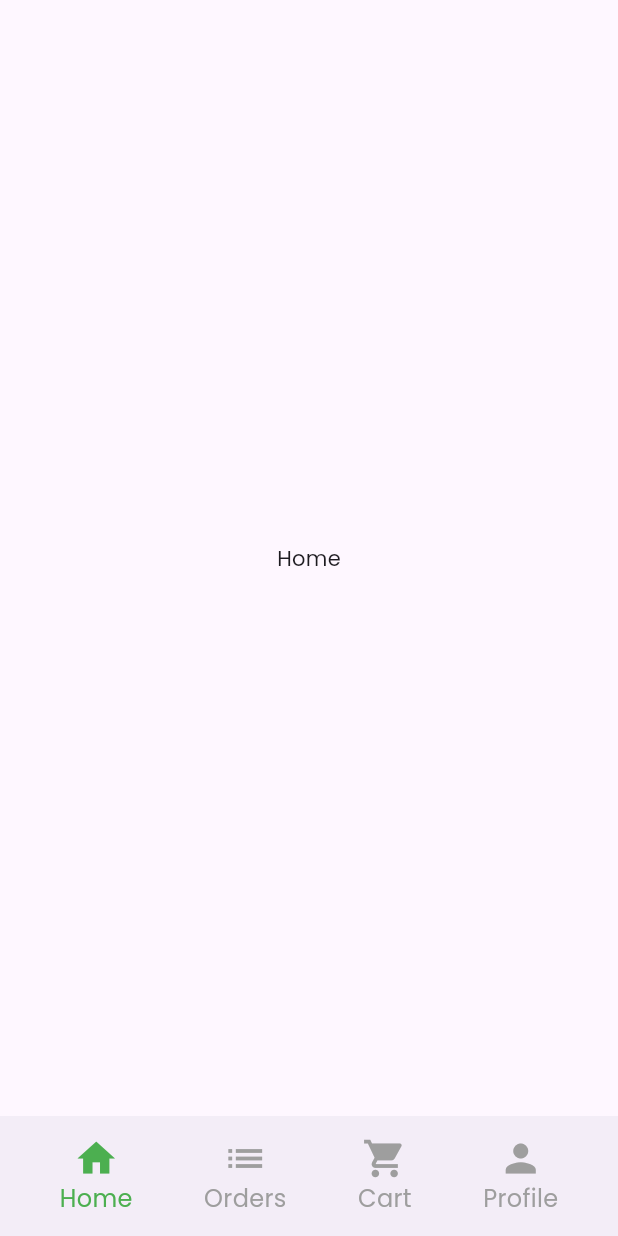
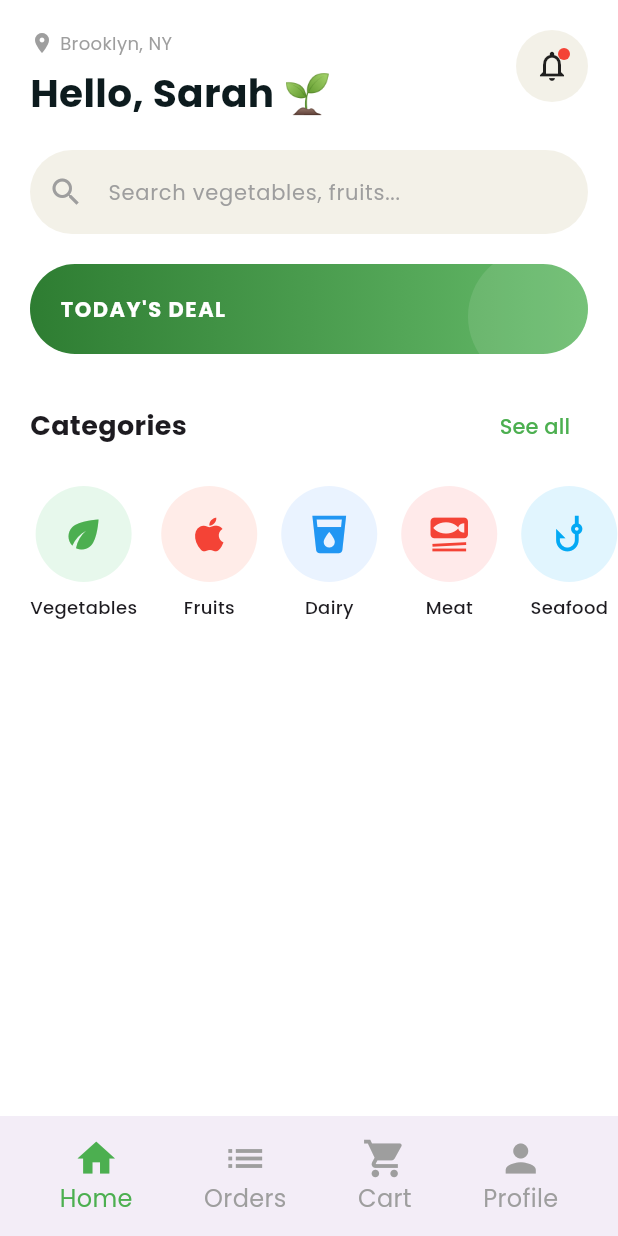
Before and after one commit to dipchaudhary947/Cropify, a Flutter app: the HomeScreen screen opened by its route, on a phone screen of 412 x 824 dp. Run offline on Flutter 3.47's test engine with Material 3 defaults, Android fonts, the phone set to English and light mode, and no system bars; our stand-ins replace flutter_riverpod, go_router, google_fonts, lottie, shared_preferences; accounts and stored records are empty.

Commit message:
create a categories acreen

```diff
--- a/lib/core/constants/app_colors.dart
+++ b/lib/core/constants/app_colors.dart
@@ -9,6 +9,7 @@ class AppColors {
   static const grey = Color(0xFF777777);
   static const border = Color(0xFFE0E0E0);
   static const lightGreen = Color(0xFFDFF5DF);
+  static const searchBg = Color(0xFFF3F1E8);
 }
 
 class AppColorsDark {
--- a/lib/features/auth/views/widgets/role_selector.dart
+++ b/lib/features/auth/views/widgets/role_selector.dart
@@ -60,7 +60,7 @@ class RoleSelector extends ConsumerWidget {
 
                   Text(
                     role.subtitle,
-                    style: const TextStyle(fontSize: 12, color: AppColors.grey),
+                    style: const TextStyle(fontSize: 10, color: AppColors.grey),
                   ),
                 ],
               ),
--- a/lib/features/onboarding/views/screens/onboarding_screen.dart
+++ b/lib/features/onboarding/views/screens/onboarding_screen.dart
@@ -61,7 +61,7 @@ class _OnboardingScreenState extends State<OnboardingScreen> {
   Widget build(BuildContext context) {
     return Scaffold(
       body: Padding(
-        padding: const EdgeInsets.symmetric(horizontal: 30, vertical: 50),
+        padding: const EdgeInsets.symmetric(horizontal: 30, vertical: 80),
         child: Column(
           spacing: 20,
           children: [
--- /dev/null
+++ b/lib/features/roles/customer/customer_bottom_nav/home/model/category_model.dart
@@ -0,0 +1,17 @@
+import 'package:flutter/material.dart';
+
+class CategoryModel {
+  final String title;
+  final IconData icon;
+  final Color bgColor;
+  final Color iconColor;
+  final int itemCount;
+
+  CategoryModel({
+    required this.title,
+    required this.icon,
+    required this.bgColor,
+    required this.iconColor,
+    required this.itemCount,
+  });
+}
--- /dev/null
+++ b/lib/features/roles/customer/customer_bottom_nav/home/views/screens/all_categories_screen.dart
@@ -0,0 +1,83 @@
+import 'package:flutter/material.dart';
+
+import '../../model/category_model.dart';
+
+class AllCategoriesScreen extends StatelessWidget {
+  final List<CategoryModel> categories;
+
+  const AllCategoriesScreen({super.key, required this.categories});
+
+  @override
+  Widget build(BuildContext context) {
+    return Scaffold(
+      appBar: AppBar(title: const Text("All Categories")),
+
+      body: Padding(
+        padding: const EdgeInsets.all(20),
+        child: GridView.builder(
+          itemCount: categories.length,
+          gridDelegate: const SliverGridDelegateWithFixedCrossAxisCount(
+            crossAxisCount: 2,
+            crossAxisSpacing: 16,
+            mainAxisSpacing: 16,
+            childAspectRatio: 0.95,
+          ),
+          itemBuilder: (context, index) {
+            final category = categories[index];
+
+            return Container(
+              padding: const EdgeInsets.all(16),
+              decoration: BoxDecoration(
+                color: Colors.white,
+                borderRadius: BorderRadius.circular(20),
+                boxShadow: [
+                  BoxShadow(
+                    color: Colors.black.withOpacity(0.05),
+                    blurRadius: 10,
+                    offset: const Offset(0, 4),
+                  ),
+                ],
+              ),
+
+              child: Column(
+                mainAxisAlignment: MainAxisAlignment.center,
+                children: [
+                  Container(
+                    width: 70,
+                    height: 70,
+                    decoration: BoxDecoration(
+                      color: category.bgColor,
+                      shape: BoxShape.circle,
+                    ),
+                    child: Icon(
+                      category.icon,
+                      color: category.iconColor,
+                      size: 34,
+                    ),
+                  ),
+
+                  const SizedBox(height: 14),
+
+                  Text(
+                    category.title,
+                    style: const TextStyle(
+                      fontSize: 16,
+                      fontWeight: FontWeight.w600,
+                    ),
+                  ),
+
+                  const SizedBox(height: 6),
+
+                  Text(
+                    "${category.itemCount} Items",
+                    style: TextStyle(fontSize: 13, color: Colors.grey.shade600),
+                  ),
+                ],
+              ),
+            );
+          },
+        ),
+      ),
+    );
+  }
+}
--- /dev/null
+++ b/lib/features/roles/customer/customer_bottom_nav/home/views/screens/home_screen.dart
@@ -0,0 +1,45 @@
+import 'package:cropify_app/features/roles/customer/customer_bottom_nav/home/views/widgets/categories_section.dart';
+import 'package:cropify_app/features/roles/customer/customer_bottom_nav/home/views/widgets/deal_banner.dart';
+import 'package:cropify_app/features/roles/customer/customer_bottom_nav/home/views/widgets/home_header.dart';
+import 'package:cropify_app/features/roles/customer/customer_bottom_nav/home/views/widgets/search_field.dart';
+import 'package:flutter/material.dart';
+
+class HomeScreen extends StatelessWidget {
+  HomeScreen({super.key});
+
+  final TextEditingController searchController = TextEditingController();
+
+  @override
+  Widget build(BuildContext context) {
+    return Scaffold(
+      backgroundColor: Colors.white,
+
+      body: SafeArea(
+        child: Column(
+          children: [
+            const Padding(padding: EdgeInsets.all(20), child: HomeHeader()),
+
+            Padding(
+              padding: const EdgeInsets.symmetric(horizontal: 20),
+              child: SearchField(
+                controller: searchController,
+                hintText: "Search vegetables, fruits...",
+              ),
+            ),
+
+            const SizedBox(height: 20),
+
+            const Padding(
+              padding: EdgeInsets.symmetric(horizontal: 20),
+              child: DealBanner(),
+            ),
+
+            const SizedBox(height: 24),
+
+            CategoriesSection(),
+          ],
+        ),
+      ),
+    );
+  }
+}
--- /dev/null
+++ b/lib/features/roles/customer/customer_bottom_nav/home/views/widgets/categories_section.dart
@@ -0,0 +1,111 @@
+import 'package:cropify_app/routes/route_names.dart';
+import 'package:flutter/material.dart';
+import 'package:go_router/go_router.dart';
+
+import '../../model/category_model.dart';
+import '../screens/all_categories_screen.dart';
+import 'category_item.dart';
+
+class CategoriesSection extends StatelessWidget {
+  const CategoriesSection({super.key});
+
+  @override
+  Widget build(BuildContext context) {
+    final categories = [
+      CategoryModel(
+        title: "Vegetables",
+        icon: Icons.eco,
+        bgColor: const Color(0xFFE7F8EC),
+        iconColor: Colors.green,
+        itemCount: 120,
+      ),
+
+      CategoryModel(
+        title: "Fruits",
+        icon: Icons.apple,
+        bgColor: const Color(0xFFFFECE8),
+        iconColor: Colors.red,
+        itemCount: 80,
+      ),
+
+      CategoryModel(
+        title: "Dairy",
+        icon: Icons.local_drink,
+        bgColor: const Color(0xFFEAF3FF),
+        iconColor: Colors.blue,
+        itemCount: 45,
+      ),
+
+      CategoryModel(
+        title: "Meat",
+        icon: Icons.set_meal,
+        bgColor: const Color(0xFFFFEAEA),
+        iconColor: Colors.red,
+        itemCount: 30,
+      ),
+
+      CategoryModel(
+        title: "Seafood",
+        icon: Icons.phishing,
+        bgColor: const Color(0xFFE1F5FE),
+        iconColor: Colors.lightBlue,
+        itemCount: 25,
+      ),
+
+      CategoryModel(
+        title: "Others",
+        icon: Icons.rice_bowl,
+        bgColor: const Color(0xFFFFF4DD),
+        iconColor: Colors.orange,
+        itemCount: 60,
+      ),
+    ];
+
+    return Column(
+      children: [
+        /// Header
+        Padding(
+          padding: const EdgeInsets.symmetric(horizontal: 20),
+          child: Row(
+            mainAxisAlignment: MainAxisAlignment.spaceBetween,
+            children: [
+              const Text(
+                "Categories",
+                style: TextStyle(fontSize: 18, fontWeight: FontWeight.bold),
+              ),
+
+              TextButton(
+                onPressed: () {
+                  context.pushNamed(
+                    RouteNames.allCategories,
+                    extra: categories,
+                  );
+                },
+                child: const Text(
+                  "See all",
+                  style: TextStyle(color: Colors.green),
+                ),
+              ),
+            ],
+          ),
+        ),
+
+        const SizedBox(height: 16),
+
+        /// Horizontal Categories
+        SingleChildScrollView(
+          scrollDirection: Axis.horizontal,
+          padding: const EdgeInsets.symmetric(horizontal: 20),
+          child: Row(
+            children: categories.map((category) {
+              return Padding(
+                padding: const EdgeInsets.only(right: 16),
+                child: CategoryItem(category: category),
+              );
+            }).toList(),
+          ),
+        ),
+      ],
+    );
+  }
+}
--- /dev/null
+++ b/lib/features/roles/customer/customer_bottom_nav/home/views/widgets/category_item.dart
@@ -0,0 +1,37 @@
+import 'package:flutter/material.dart';
+
+import '../../model/category_model.dart';
+
+class CategoryItem extends StatelessWidget {
+  final CategoryModel category;
+  final VoidCallback? onTap;
+
+  const CategoryItem({super.key, required this.category, this.onTap});
+
+  @override
+  Widget build(BuildContext context) {
+    return GestureDetector(
+      onTap: onTap,
+      child: Column(
+        children: [
+          Container(
+            width: 64,
+            height: 64,
+            decoration: BoxDecoration(
+              color: category.bgColor,
+              shape: BoxShape.circle,
+            ),
+            child: Icon(category.icon, color: category.iconColor, size: 30),
+          ),
+
+          const SizedBox(height: 8),
+
+          Text(
+            category.title,
+            style: const TextStyle(fontSize: 12, fontWeight: FontWeight.w500),
+          ),
+        ],
+      ),
+    );
+  }
+}
--- /dev/null
+++ b/lib/features/roles/customer/customer_bottom_nav/home/views/widgets/deal_banner.dart
@@ -0,0 +1,50 @@
+import 'package:flutter/material.dart';
+
+class DealBanner extends StatelessWidget {
+  const DealBanner({super.key});
+
+  @override
+  Widget build(BuildContext context) {
+    return Container(
+      height: 60,
+      width: double.infinity,
+      decoration: BoxDecoration(
+        borderRadius: BorderRadius.circular(30),
+        gradient: const LinearGradient(
+          colors: [Color(0xFF2E7D32), Color(0xFF66BB6A)],
+        ),
+      ),
+      child: Stack(
+        children: [
+          Positioned(
+            right: -10,
+            top: -10,
+            child: Container(
+              width: 90,
+              height: 90,
+              decoration: BoxDecoration(
+                color: Colors.white.withOpacity(0.1),
+                shape: BoxShape.circle,
+              ),
+            ),
+          ),
+
+          const Padding(
+            padding: EdgeInsets.symmetric(horizontal: 20),
+            child: Align(
+              alignment: Alignment.centerLeft,
+              child: Text(
+                "TODAY'S DEAL",
+                style: TextStyle(
+                  color: Colors.white,
+                  fontWeight: FontWeight.bold,
+                  letterSpacing: 1,
+                ),
+              ),
+            ),
+          ),
+        ],
+      ),
+    );
+  }
+}
--- /dev/null
+++ b/lib/features/roles/customer/customer_bottom_nav/home/views/widgets/home_header.dart
@@ -0,0 +1,69 @@
+import 'package:cropify_app/core/constants/app_colors.dart';
+import 'package:flutter/material.dart';
+
+class HomeHeader extends StatelessWidget {
+  const HomeHeader({super.key});
+
+  @override
+  Widget build(BuildContext context) {
+    return Row(
+      crossAxisAlignment: CrossAxisAlignment.start,
+      children: [
+        Expanded(
+          child: Column(
+            crossAxisAlignment: CrossAxisAlignment.start,
+            children: const [
+              Row(
+                children: [
+                  Icon(Icons.location_on, size: 16, color: Colors.grey),
+                  SizedBox(width: 4),
+                  Text(
+                    "Brooklyn, NY",
+                    style: TextStyle(color: Colors.grey, fontSize: 12),
+                  ),
+                ],
+              ),
+
+              SizedBox(height: 6),
+
+              Text(
+                "Hello, Sarah 🌱",
+                style: TextStyle(
+                  fontSize: 26,
+                  fontWeight: FontWeight.bold,
+                  color: AppColors.darkText,
+                ),
+              ),
+            ],
+          ),
+        ),
+
+        Container(
+          padding: const EdgeInsets.all(12),
+          decoration: BoxDecoration(
+            color: AppColors.searchBg,
+            shape: BoxShape.circle,
+          ),
+          child: Stack(
+            children: [
+              const Icon(Icons.notifications_none),
+
+              Positioned(
+                right: 0,
+                top: 0,
+                child: Container(
+                  width: 8,
+                  height: 8,
+                  decoration: const BoxDecoration(
+                    color: Colors.red,
+                    shape: BoxShape.circle,
+                  ),
+                ),
+              ),
+            ],
+          ),
+        ),
+      ],
+    );
+  }
+}
--- a/lib/features/roles/customer/customer_bottom_nav/home/views/widgets/home_screen.dart
+++ /dev/null
@@ -1,10 +0,0 @@
-import 'package:flutter/material.dart';
-
-class HomeScreen extends StatelessWidget {
-  const HomeScreen({super.key});
-
-  @override
-  Widget build(BuildContext context) {
-    return Scaffold(body: Center(child: Text("Home")));
-  }
-}
--- /dev/null
+++ b/lib/features/roles/customer/customer_bottom_nav/home/views/widgets/search_field.dart
@@ -0,0 +1,34 @@
+import 'package:cropify_app/core/constants/app_colors.dart';
+import 'package:flutter/material.dart';
+
+class SearchField extends StatelessWidget {
+  final TextEditingController controller;
+  final String hintText;
+  final VoidCallback? onTap;
+  const SearchField({
+    super.key,
+    required this.controller,
+    required this.hintText,
+    this.onTap,
+  });
+
+  @override
+  Widget build(BuildContext context) {
+    return TextField(
+      controller: controller,
+      onTap: onTap,
+      decoration: InputDecoration(
+        hintText: hintText,
+        hintStyle: const TextStyle(color: Colors.grey, fontSize: 14),
+        prefixIcon: const Icon(Icons.search, color: Colors.grey),
+        filled: true,
+        fillColor: AppColors.searchBg,
+        contentPadding: const EdgeInsets.symmetric(vertical: 16),
+        border: OutlineInputBorder(
+          borderRadius: BorderRadius.circular(30),
+          borderSide: BorderSide.none,
+        ),
+      ),
+    );
+  }
+}
--- a/lib/features/splash/views/screens/splash_screen.dart
+++ b/lib/features/splash/views/screens/splash_screen.dart
@@ -25,7 +25,7 @@ class _SplashScreenState extends State<SplashScreen>
     )..repeat();
 
     // Navigation
-    Future.delayed(const Duration(seconds: 3), () {
+    Future.delayed(const Duration(seconds: 4), () {
       if (mounted) {
         context.goNamed(RouteNames.onboarding);
       }
--- a/lib/routes/app_routes.dart
+++ b/lib/routes/app_routes.dart
@@ -2,10 +2,12 @@ import 'package:cropify_app/features/auth/views/screens/login_screen.dart';
 import 'package:cropify_app/features/auth/views/screens/register_screen.dart';
 
 import 'package:cropify_app/features/onboarding/views/screens/onboarding_screen.dart';
+import 'package:cropify_app/features/roles/customer/customer_bottom_nav/home/model/category_model.dart';
+import 'package:cropify_app/features/roles/customer/customer_bottom_nav/home/views/screens/all_categories_screen.dart';
 import 'package:cropify_app/features/splash/views/screens/splash_screen.dart';
 
 import 'package:cropify_app/features/roles/customer/customer_bottom_nav/customer_nav_bar/customer_bottom_screen.dart';
-import 'package:cropify_app/features/roles/customer/customer_bottom_nav/home/views/widgets/home_screen.dart';
+import 'package:cropify_app/features/roles/customer/customer_bottom_nav/home/views/screens/home_screen.dart';
 import 'package:cropify_app/features/roles/customer/customer_bottom_nav/customer_order/views/screens/customer_orders_screen.dart';
 import 'package:cropify_app/features/roles/customer/customer_bottom_nav/cart/views/screens/cart_screen.dart';
 import 'package:cropify_app/features/roles/customer/customer_bottom_nav/customer_profile/views/screens/customer_profile_screen.dart';
@@ -52,7 +54,7 @@ class AppRouter {
       GoRoute(
         path: RoutePaths.register,
         name: RouteNames.regsiter,
-        builder: (context, state) => const RegisterScreen(),
+        builder: (context, state) => RegisterScreen(),
       ),
 
       // =========================
@@ -70,7 +72,7 @@ class AppRouter {
               GoRoute(
                 path: RoutePaths.home,
                 name: RouteNames.home,
-                builder: (context, state) => const HomeScreen(),
+                builder: (context, state) => HomeScreen(),
               ),
             ],
           ),
@@ -108,6 +110,18 @@ class AppRouter {
             ],
           ),
         ],
+      ),
+
+      // ALL CATEGORIES
+      // ALL CATEGORIES
+      GoRoute(
+        path: RoutePaths.allCategories,
+        name: RouteNames.allCategories,
+        builder: (context, state) {
+          final categories = state.extra as List<CategoryModel>;
+
+          return AllCategoriesScreen(categories: categories);
+        },
       ),
 
       // =========================
--- a/lib/routes/route_names.dart
+++ b/lib/routes/route_names.dart
@@ -10,6 +10,7 @@ class RouteNames {
   static const customerOrders = 'CustomerOrders';
   static const cart = 'cart';
   static const customerProfile = 'customerProfile';
+  static const allCategories = 'allCategories';
 
   //Farmer Bottom Nav Screens
   static const farmerBottomScreen = 'farmerBottomScreen';
--- a/lib/routes/route_paths.dart
+++ b/lib/routes/route_paths.dart
@@ -9,6 +9,7 @@ class RoutePaths {
   static const customerOrders = '/customerOrders';
   static const cart = '/cart';
   static const customerProfile = '/customerProfile';
+  static const allCategories = '/allCategories';
 
   // FARMER
   static const dashboard = '/dashboard';
```
